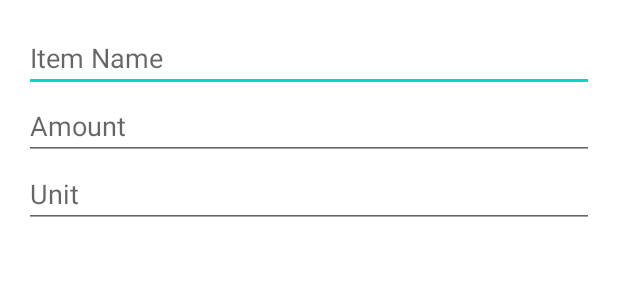
After one commit to younjihoon/madcamp3, an Android app: the layout dialog_manual_post.xml on its own in the app's theme, with its tools: preview values and no code run, on a phone screen of 412 x 824 dp. The commit adds this screen. Shown: the top 300 px of the screen. Run offline under Robolectric (Android 15) with nearby library versions, the phone set to English and light mode, and no system bars.

Commit message:
[FEAT] item add trying

```diff
--- a/app/src/main/java/com/example/madcamp3jhsj/RetrofitClient.kt
+++ b/app/src/main/java/com/example/madcamp3jhsj/RetrofitClient.kt
@@ -1,14 +1,18 @@
 package com.example.madcamp3jhsj
 
+import okhttp3.OkHttpClient
 import retrofit2.Retrofit
 import retrofit2.converter.gson.GsonConverterFactory
 
 object SpringRetrofitClient {
     private const val BASE_URL = "http://ec2-54-180-124-236.ap-northeast-2.compute.amazonaws.com:8080"  // ✅ Change this
-
+    val okHttpClient = OkHttpClient.Builder()
+        .followRedirects(false) // 리다이렉션 비활성화
+        .build()
     private val retrofit: Retrofit by lazy {
         Retrofit.Builder()
             .baseUrl(BASE_URL)
+            .client(okHttpClient)
             .addConverterFactory(GsonConverterFactory.create()) // ✅ Ensures JSON conversion
             .build()
     }
--- a/app/src/main/java/com/example/madcamp3jhsj/SharedViewModel.kt
+++ b/app/src/main/java/com/example/madcamp3jhsj/SharedViewModel.kt
@@ -65,6 +65,12 @@ class SharedViewModel(private val repository: UserRepository) : ViewModel() {
             }
         }
     }
+
+    fun fetchAllItemByEmail(email: String) {
+        viewModelScope.launch {
+
+        }
+    }
 }
 
 
--- /dev/null
+++ b/app/src/main/res/layout/dialog_manual_post.xml
@@ -0,0 +1,30 @@
+<?xml version="1.0" encoding="utf-8"?>
+<LinearLayout
+    xmlns:android="http://schemas.android.com/apk/res/android"
+    android:layout_width="match_parent"
+    android:layout_height="wrap_content"
+    android:orientation="vertical"
+    android:padding="16dp">
+
+    <EditText
+        android:id="@+id/edit_item_name"
+        android:layout_width="match_parent"
+        android:layout_height="wrap_content"
+        android:hint="Item Name"
+        android:inputType="text" />
+
+    <EditText
+        android:id="@+id/edit_amount"
+        android:layout_width="match_parent"
+        android:layout_height="wrap_content"
+        android:hint="Amount"
+        android:inputType="numberDecimal" />
+
+    <EditText
+        android:id="@+id/edit_unit"
+        android:layout_width="match_parent"
+        android:layout_height="wrap_content"
+        android:hint="Unit"
+        android:inputType="text" />
+
+</LinearLayout>
```
Also changed, not shown: app/src/main/java/com/example/madcamp3jhsj/ApiService.kt (+25 -0 lines), app/src/main/java/com/example/madcamp3jhsj/ui/home/HomeFragment.kt (+101 -3 lines).
